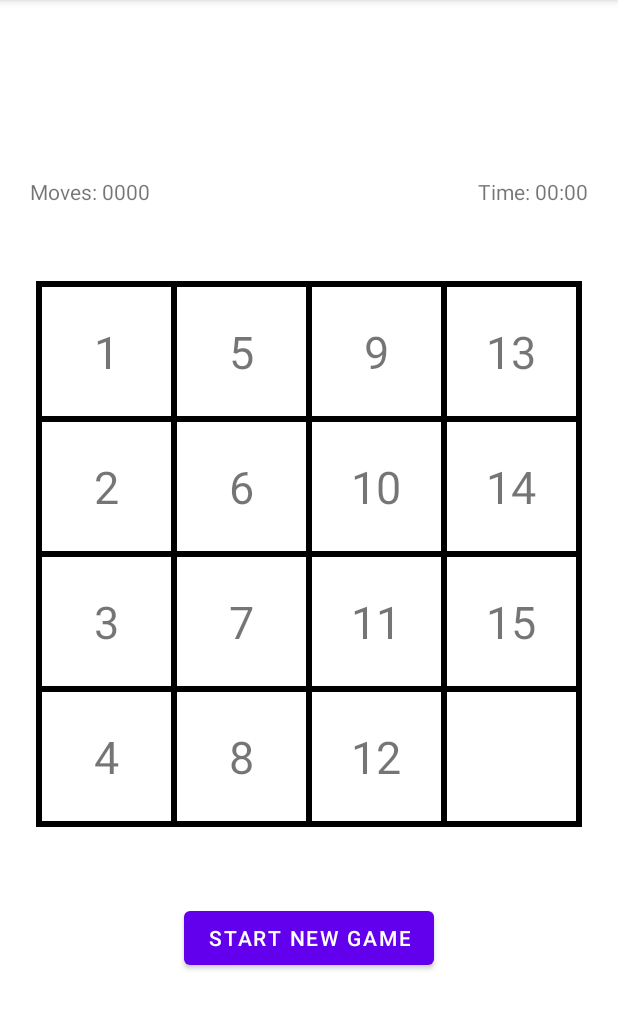
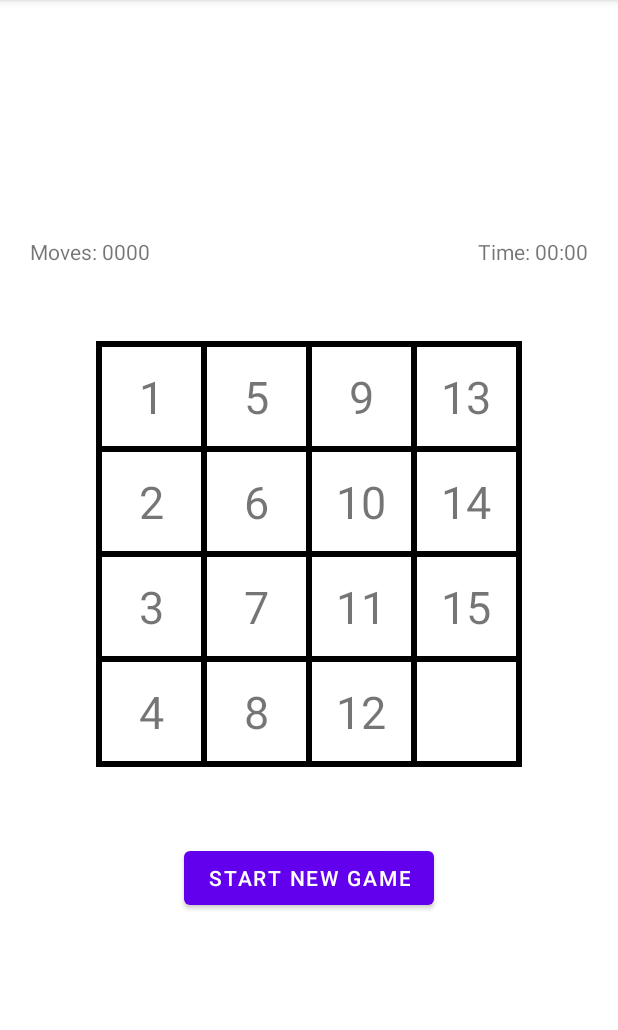
Before and after one commit to galabitbul8/Fifteen-of-Game, an Android app: the GameActivity screen opened directly, with no data from a screen before it, on a phone screen of 412 x 824 dp, the part 84-1114 px from its top. Run offline under Robolectric (Android 15) with nearby library versions, the phone set to English and light mode, and no system bars.

Commit message:
fix boxes sizes

```diff
--- a/app/src/main/res/layout/activity_game.xml
+++ b/app/src/main/res/layout/activity_game.xml
@@ -33,8 +33,8 @@
     </LinearLayout>
 
     <LinearLayout
-        android:layout_width="364dp"
-        android:layout_height="364dp"
+        android:layout_width="284dp"
+        android:layout_height="284dp"
         android:orientation="horizontal"
         android:gravity="center"
         android:background="@drawable/box">
@@ -46,8 +46,8 @@
 
             <TextView
                 android:id="@+id/textView17"
-                android:layout_width="90dp"
-                android:layout_height="90dp"
+                android:layout_width="70dp"
+                android:layout_height="70dp"
                 android:textSize="30sp"
                 android:gravity="center"
                 android:background="@drawable/box"
@@ -55,8 +55,8 @@
 
             <TextView
                 android:id="@+id/textView18"
-                android:layout_width="90dp"
-                android:layout_height="90dp"
+                android:layout_width="70dp"
+                android:layout_height="70dp"
                 android:textSize="30sp"
                 android:gravity="center"
                 android:background="@drawable/box"
@@ -64,8 +64,8 @@
 
             <TextView
                 android:id="@+id/textView19"
-                android:layout_width="90dp"
-                android:layout_height="90dp"
+                android:layout_width="70dp"
+                android:layout_height="70dp"
                 android:textSize="30sp"
                 android:gravity="center"
                 android:background="@drawable/box"
@@ -73,8 +73,8 @@
 
             <TextView
                 android:id="@+id/textView20"
-                android:layout_width="90dp"
-                android:layout_height="90dp"
+                android:layout_width="70dp"
+                android:layout_height="70dp"
                 android:textSize="30sp"
                 android:gravity="center"
                 android:background="@drawable/box"
@@ -88,8 +88,8 @@
 
             <TextView
                 android:id="@+id/textView21"
-                android:layout_width="90dp"
-                android:layout_height="90dp"
+                android:layout_width="70dp"
+                android:layout_height="70dp"
                 android:textSize="30sp"
                 android:gravity="center"
                 android:background="@drawable/box"
@@ -97,8 +97,8 @@
 
             <TextView
                 android:id="@+id/textView22"
-                android:layout_width="90dp"
-                android:layout_height="90dp"
+                android:layout_width="70dp"
+                android:layout_height="70dp"
                 android:textSize="30sp"
                 android:gravity="center"
                 android:background="@drawable/box"
@@ -106,8 +106,8 @@
 
             <TextView
                 android:id="@+id/textView23"
-                android:layout_width="90dp"
-                android:layout_height="90dp"
+                android:layout_width="70dp"
+                android:layout_height="70dp"
                 android:textSize="30sp"
                 android:gravity="center"
                 android:background="@drawable/box"
@@ -115,8 +115,8 @@
 
             <TextView
                 android:id="@+id/textView24"
-                android:layout_width="90dp"
-                android:layout_height="90dp"
+                android:layout_width="70dp"
+                android:layout_height="70dp"
                 android:textSize="30sp"
                 android:gravity="center"
                 android:background="@drawable/box"
@@ -130,8 +130,8 @@
 
             <TextView
                 android:id="@+id/textView25"
-                android:layout_width="90dp"
-                android:layout_height="90dp"
+                android:layout_width="70dp"
+                android:layout_height="70dp"
                 android:textSize="30sp"
                 android:gravity="center"
                 android:background="@drawable/box"
@@ -139,8 +139,8 @@
 
             <TextView
                 android:id="@+id/textView26"
-                android:layout_width="90dp"
-                android:layout_height="90dp"
+                android:layout_width="70dp"
+                android:layout_height="70dp"
                 android:textSize="30sp"
                 android:gravity="center"
                 android:background="@drawable/box"
@@ -148,8 +148,8 @@
 
             <TextView
                 android:id="@+id/textView27"
-                android:layout_width="90dp"
-                android:layout_height="90dp"
+                android:layout_width="70dp"
+                android:layout_height="70dp"
                 android:textSize="30sp"
                 android:gravity="center"
                 android:background="@drawable/box"
@@ -157,8 +157,8 @@
 
             <TextView
                 android:id="@+id/textView28"
-                android:layout_width="90dp"
-                android:layout_height="90dp"
+                android:layout_width="70dp"
+                android:layout_height="70dp"
                 android:textSize="30sp"
                 android:gravity="center"
                 android:background="@drawable/box"
@@ -172,8 +172,8 @@
 
             <TextView
                 android:id="@+id/textView29"
-                android:layout_width="90dp"
-                android:layout_height="90dp"
+                android:layout_width="70dp"
+                android:layout_height="70dp"
                 android:textSize="30sp"
                 android:gravity="center"
                 android:background="@drawable/box"
@@ -181,8 +181,8 @@
 
             <TextView
                 android:id="@+id/textView30"
-                android:layout_width="90dp"
-                android:layout_height="90dp"
+                android:layout_width="70dp"
+                android:layout_height="70dp"
                 android:textSize="30sp"
                 android:gravity="center"
                 android:background="@drawable/box"
@@ -190,8 +190,8 @@
 
             <TextView
                 android:id="@+id/textView31"
-                android:layout_width="90dp"
-                android:layout_height="90dp"
+                android:layout_width="70dp"
+                android:layout_height="70dp"
                 android:textSize="30sp"
                 android:gravity="center"
                 android:background="@drawable/box"
@@ -199,8 +199,8 @@
 
             <TextView
                 android:id="@+id/textView32"
-                android:layout_width="90dp"
-                android:layout_height="90dp"
+                android:layout_width="70dp"
+                android:layout_height="70dp"
                 android:textSize="30sp"
                 android:gravity="center"
                 android:background="@drawable/box"
```
